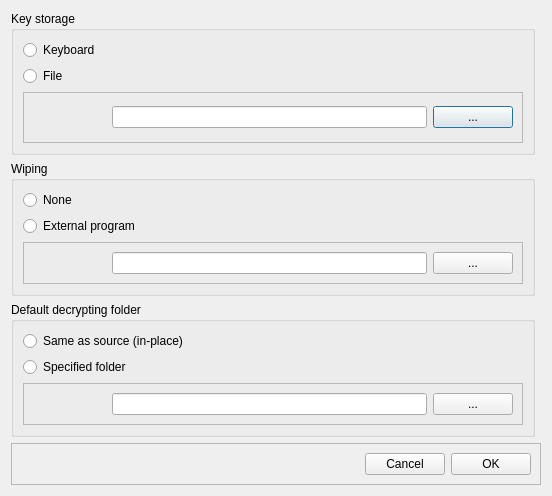
Before: the Qt Designer form OptionsDialog.ui in sergrt/FileProtect, drawn with Qt 5.
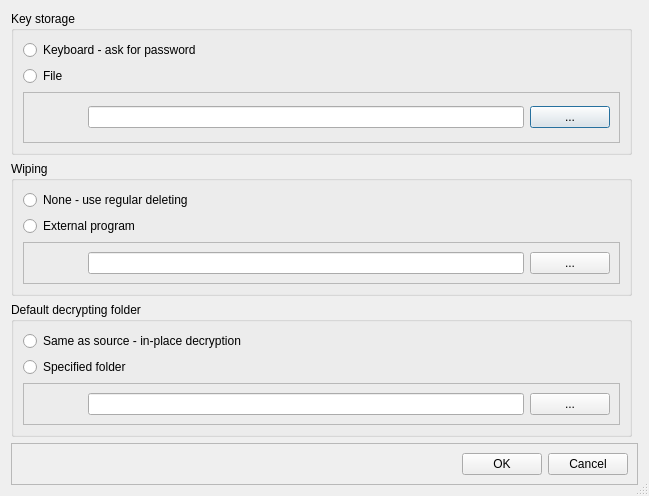
After: the same form once the commit is applied.

Patch:
```diff
--- a/OptionsDialog.ui
+++ b/OptionsDialog.ui
@@ -9,13 +9,16 @@
    <rect>
     <x>0</x>
     <y>0</y>
-    <width>552</width>
+    <width>649</width>
     <height>496</height>
    </rect>
   </property>
   <property name="windowTitle">
    <string>Preferences</string>
   </property>
+  <property name="sizeGripEnabled">
+   <bool>true</bool>
+  </property>
   <layout class="QGridLayout" name="gridLayout_6" rowstretch="1,0,0,0">
    <item row="0" column="0">
     <widget class="QGroupBox" name="groupBox">
@@ -26,7 +29,7 @@
       <item row="0" column="0">
        <widget class="QRadioButton" name="rbKbd">
         <property name="text">
-         <string>Keyboard</string>
+         <string>Keyboard - ask for password</string>
         </property>
        </widget>
       </item>
@@ -45,7 +48,7 @@
         <property name="frameShadow">
          <enum>QFrame::Raised</enum>
         </property>
-        <layout class="QGridLayout" name="gridLayout" columnstretch="1,4,1">
+        <layout class="QGridLayout" name="gridLayout" columnstretch="1,8,1">
          <item row="0" column="0">
           <spacer name="horizontalSpacer">
            <property name="orientation">
@@ -97,14 +100,14 @@
         </property>
        </spacer>
       </item>
-      <item row="0" column="1">
+      <item row="0" column="2">
        <widget class="QPushButton" name="bnCancel">
         <property name="text">
          <string>Cancel</string>
         </property>
        </widget>
       </item>
-      <item row="0" column="2">
+      <item row="0" column="1">
        <widget class="QPushButton" name="bnOk">
         <property name="text">
          <string>OK</string>
@@ -123,7 +126,7 @@
       <item row="0" column="0">
        <widget class="QRadioButton" name="rbNone">
         <property name="text">
-         <string>None</string>
+         <string>None - use regular deleting</string>
         </property>
        </widget>
       </item>
@@ -142,7 +145,7 @@
         <property name="frameShadow">
          <enum>QFrame::Raised</enum>
         </property>
-        <layout class="QGridLayout" name="gridLayout_3" columnstretch="1,4,1">
+        <layout class="QGridLayout" name="gridLayout_3" columnstretch="1,8,1">
          <item row="0" column="0">
           <spacer name="horizontalSpacer_2">
            <property name="orientation">
@@ -181,7 +184,7 @@
       <item row="0" column="0">
        <widget class="QRadioButton" name="rbSame">
         <property name="text">
-         <string>Same as source (in-place)</string>
+         <string>Same as source - in-place decryption</string>
         </property>
        </widget>
       </item>
@@ -200,7 +203,7 @@
         <property name="frameShadow">
          <enum>QFrame::Raised</enum>
         </property>
-        <layout class="QGridLayout" name="gridLayout_8" columnstretch="1,4,1">
+        <layout class="QGridLayout" name="gridLayout_8" columnstretch="1,8,1">
          <item row="0" column="0">
           <spacer name="horizontalSpacer_4">
            <property name="orientation">
```
Left out of the diff: 6 changed lines with no effect on the pictures.
